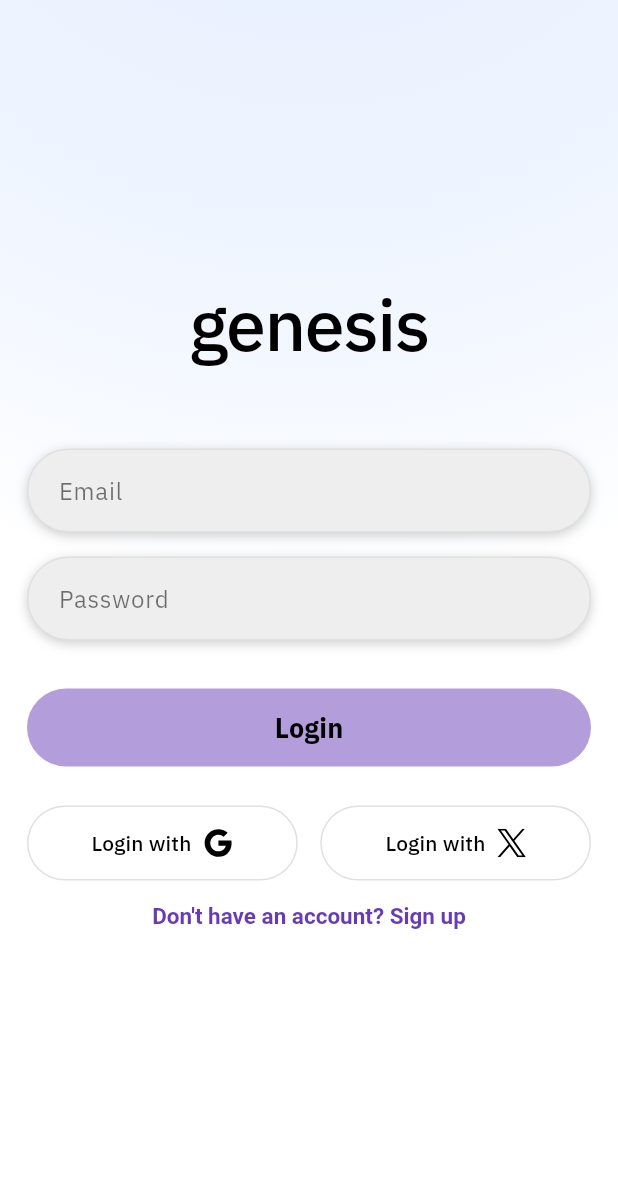
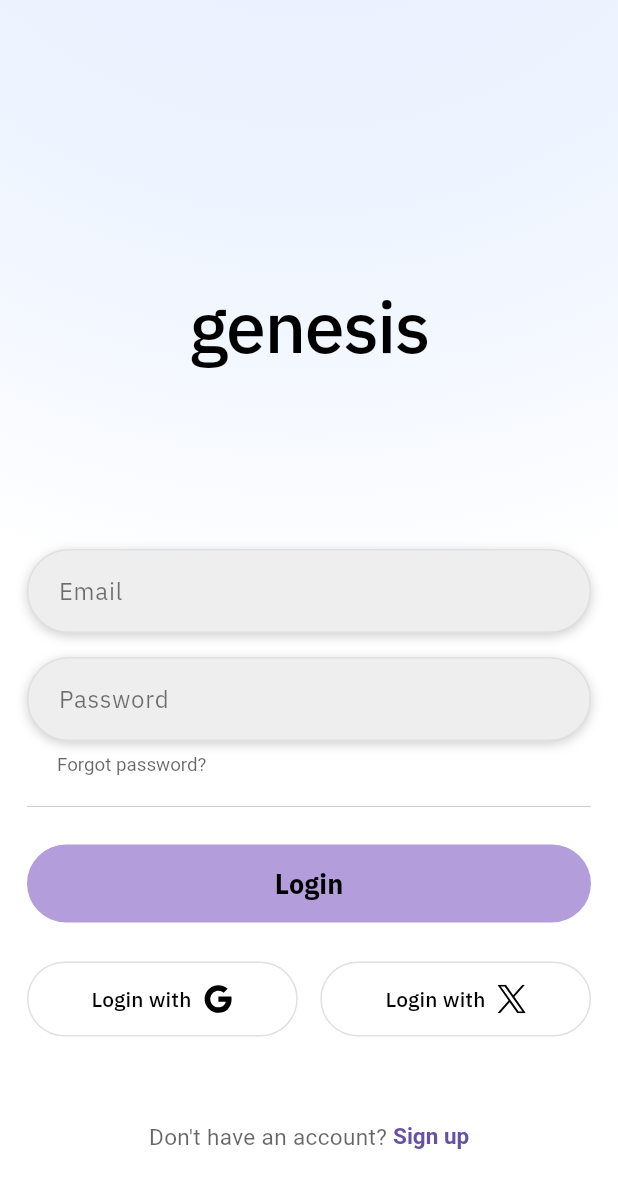
Before and after one commit to Nswa/genesis_f1, a Flutter app: the screen it shows after launch, on a phone screen of 412 x 824 dp. Shown: the top 1188 px of the screen. Run offline on Flutter 3.47's test engine with Material 3 defaults, Android fonts, the phone set to English and light mode, and no system bars; our stand-ins replace cached_network_image, cloud_firestore, connectivity_plus, firebase_auth, firebase_core, firebase_storage and 6 more; missing offline and left inert: firebase_app_check, fuzzy; accounts and stored records are empty; Roboto replaces fonts that are missing (Georgia).

Commit message:
auth screen design iteration

```diff
--- a/lib/screens/auth_screen.dart
+++ b/lib/screens/auth_screen.dart
@@ -43,14 +43,18 @@ class _AuthScreenState extends State<AuthScreen> {
               child: Column(
                 mainAxisAlignment: MainAxisAlignment.center,
                 children: [
+                  //add top padding
+                  const SizedBox(height: 190), // Increased padding from 48 to 64
                   Text(
                     'genesis',
                     textAlign: TextAlign.center,
                     style: Theme.of(context).textTheme.displayLarge,
                   ),
 
-                  const SizedBox(height: 48),
+                  const SizedBox(height: 64), // Increased padding from 48 to 64
                   // Email TextField
+                  //add top padding
+                  const SizedBox(height: 50), // Added padding
                   Container(
                     margin: const EdgeInsets.symmetric(vertical: 8), // Adjusted margin
                     decoration: BoxDecoration(
@@ -94,7 +98,7 @@ class _AuthScreenState extends State<AuthScreen> {
                   ),
                   // Password TextField
                   Container(
-                    margin: const EdgeInsets.symmetric(vertical: 8), // Adjusted margin
+                    margin: const EdgeInsets.symmetric(vertical: 8),
                     decoration: BoxDecoration(
                       color: Theme.of(context).brightness == Brightness.dark
                           ? Colors.grey[900]
@@ -135,7 +139,40 @@ class _AuthScreenState extends State<AuthScreen> {
                       ),
                     ),
                   ),
-                  const SizedBox(height: 24),
+                    // Forgot Password
+                    Align(
+                    alignment: Alignment.centerLeft,
+                    child: TextButton(
+                      style: TextButton.styleFrom(
+                      padding: EdgeInsets.only(left: 20, right: 8, top: 0, bottom: 0),
+                      minimumSize: Size(0, 0),
+                      tapTargetSize: MaterialTapTargetSize.shrinkWrap,
+                      ),
+                      onPressed: () {
+                      // TODO: Implement forgot password logic
+                      },
+                      child: Text(
+                      'Forgot password?',
+                      style: TextStyle(
+                        color: Theme.of(context).hintColor,
+                        fontSize: 12.5,
+                        fontWeight: FontWeight.w400, // Decreased text weight
+                      ),
+                      ),
+                    ),
+                    ),
+                    const SizedBox(height: 10),
+                    // add horizontal separator with increased bottom padding
+                    const Padding(
+                      padding: EdgeInsets.only(top:10, bottom: 25.0), // 12 top, 40+12=52 bottom
+                      child: Divider(
+                      color: Color.fromARGB(255, 121, 121, 121),
+                      height: 1,
+                      thickness: 0.25, // Separator thickness
+                      indent: 0,      // No indent, full width
+                      endIndent: 0,   // No endIndent, full width
+                      ),
+                    ),
                   SizedBox(
                     width: double.infinity,
                     child: ElevatedButton(
@@ -226,15 +263,41 @@ class _AuthScreenState extends State<AuthScreen> {
                       ),
                     ],
                   ),
-                  TextButton(
-                    onPressed: () => setState(() => isLogin = !isLogin),
-                    child: Text(
-                      isLogin
-                          ? "Don't have an account? Sign up"
-                          : 'Already have an account? Login',
-                      style: const TextStyle(fontSize: 15),
+                  const Spacer(), // Added Spacer to push the following to the bottom
+                  Padding(
+                    padding: const EdgeInsets.only(bottom: 55.0), // Added padding to lift it from the absolute bottom
+                    child: Row(
+                      mainAxisAlignment: MainAxisAlignment.center,
+                      children: [
+                        Text(
+                          isLogin
+                              ? "Don't have an account? "
+                              : 'Already have an account? ',
+                          style: TextStyle(
+                            fontSize: 15,
+                            color: Theme.of(context).hintColor, // Subtler color
+                          ),
+                        ),
+                        TextButton(
+                          onPressed: () => setState(() => isLogin = !isLogin),
+                          style: TextButton.styleFrom(
+                            padding: EdgeInsets.zero,
+                            minimumSize: Size.zero,
+                            tapTargetSize: MaterialTapTargetSize.shrinkWrap,
+                          ),
+                          child: Text(
+                            isLogin ? 'Sign up' : 'Login',
+                            style: TextStyle(
+                              fontSize: 15,
+                              fontWeight: FontWeight.bold,
+                              color: Theme.of(context).colorScheme.primary, // Use primary color for emphasis
+                            ),
+                          ),
+                        ),
+                      ],
                     ),
                   ),
+                  // Removed the old TextButton for toggling auth mode
                 ],
               ),
             ),
```
